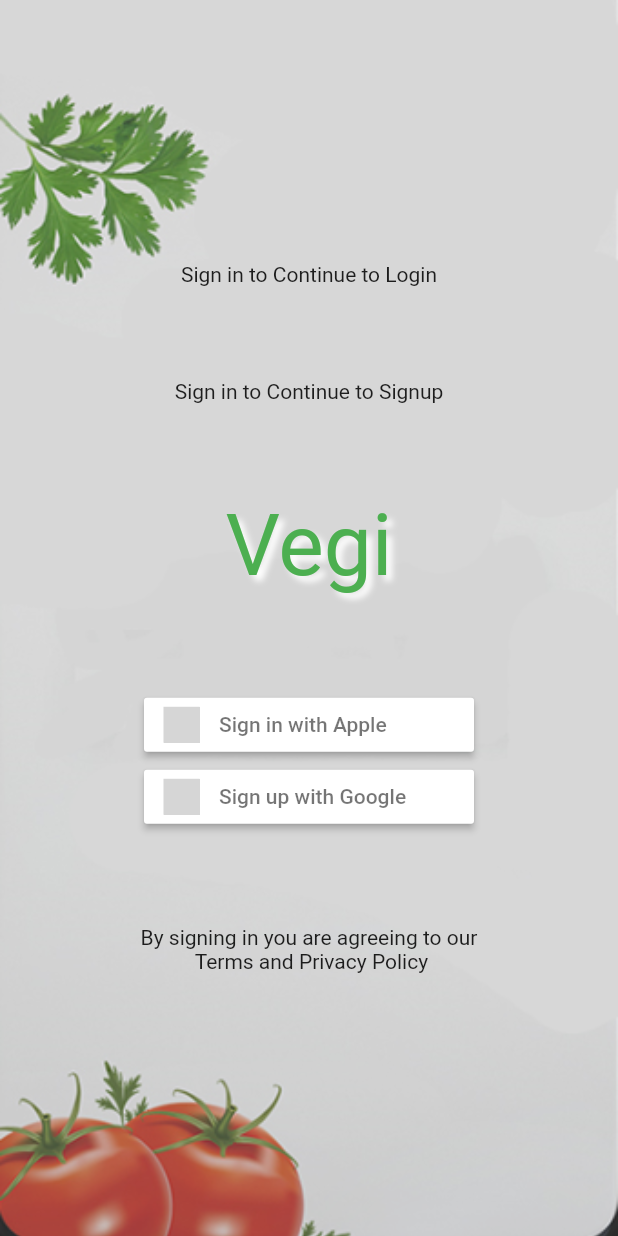
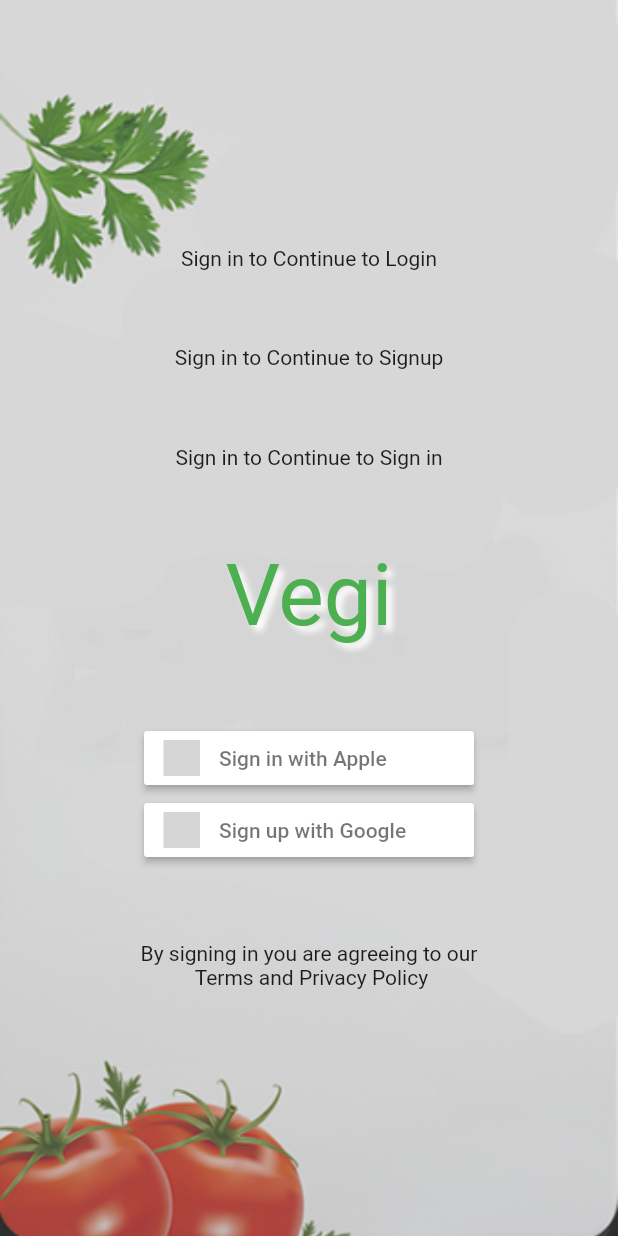
Before and after one commit to naveen6768/flutter_food_app, a Flutter app: the screen it shows after launch, on a phone screen of 412 x 824 dp. Run offline on Flutter 3.47's test engine with Material 2 defaults, Android fonts, the phone set to English and light mode, and no system bars; our stand-ins replace device_preview, flutter_screenutil, flutter_signin_button; grey boxes are pictures that could not be loaded.

Commit message:
fourth commit

```diff
--- a/lib/presentation/screens/signin_screen.dart
+++ b/lib/presentation/screens/signin_screen.dart
@@ -33,6 +33,7 @@ class SignInScreen extends StatelessWidget {
                   children: [
                     const Text('Sign in to Continue to Login'),
                     const Text('Sign in to Continue to Signup'),
+                    const Text('Sign in to Continue to Sign in'),
                     Text(
                       'Vegi',
                       style: TextStyle(
```
